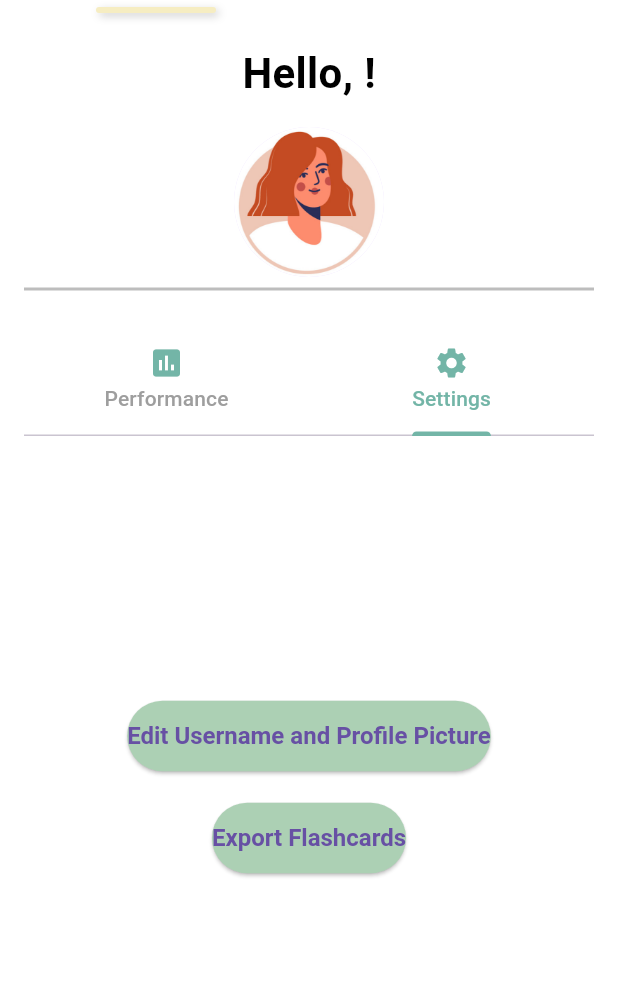
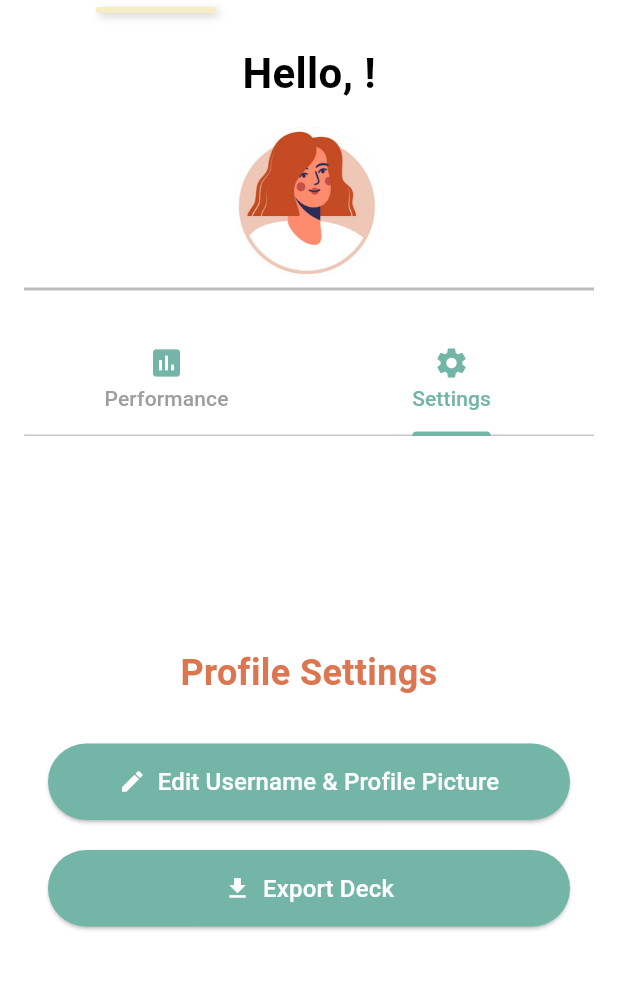
Before and after one commit to nyinj/studycard, a Flutter app: the ProfileTab screen opened directly, tab 2 chosen, on a phone screen of 412 x 824 dp, the part 98-1088 px from its top. Run offline on Flutter 3.47's test engine with Material 3 defaults, Android fonts, the phone set to English and light mode, and no system bars; our stand-ins replace flip_card, numberpicker, persistent_bottom_nav_bar, shared_preferences, sqflite; accounts and stored records are empty.

```diff
--- a/lib/database_helper.dart
+++ b/lib/database_helper.dart
@@ -1,3 +1,5 @@
+import 'dart:convert';
+
 import 'package:sqflite/sqflite.dart';
 import 'package:path/path.dart';
 import 'flashcard_model.dart';
@@ -138,16 +140,55 @@ class DatabaseHelper {
     whereArgs: [deckId],
   );
 
+  if (maps.isNotEmpty) {
     return List.generate(maps.length, (i) {
       return Flashcard.fromMap(maps[i]);
     });
+  } else {
+    print('No flashcards found for deck ID: $deckId');
+    return [];  // Return an empty list if no flashcards
+  }
+}
+Future<String?> exportDeckToJson(int deckId) async {
+  try {
+    // Get the deck and its flashcards
+    final deck = await getDeckById(deckId);
+    if (deck == null) {
+      return 'Deck not found';  // Early exit if deck is not found
+    }
+
+    final flashcards = await getFlashcardsByDeckId(deckId);
+
+    // Prepare deck data for export
+    Map<String, dynamic> exportData = {
+      'deck': deck,
+      'flashcards': flashcards.map((fc) => fc.toMap()).toList(),
+    };
+
+    // Convert to JSON string
+    return jsonEncode(exportData);
+  } catch (e) {
+    print("Error exporting deck: $e");
+    return 'Error exporting deck';
+  }
 }
 
   // Method to insert a flashcard
   Future<int> insertFlashcard(Flashcard flashcard) async {
   final db = await database;
-    return await db.insert('flashcards', flashcard.toMap());
+  try {
+    // Insert flashcard into the database
+    return await db.insert(
+      'flashcards',
+      flashcard.toMap(),
+      conflictAlgorithm: ConflictAlgorithm.replace,  // Handle conflicts by replacing
+    );
+  } catch (e) {
+    print("Error saving flashcard: $e");
+    rethrow; // Optionally, you can handle this differently, such as returning a specific value
   }
+}
+
 
   // Method to get all decks
   Future<List<Map<String, dynamic>>> getDecks() async {
@@ -155,20 +196,24 @@ class DatabaseHelper {
   return await db.query('decks');
 }
 
+
   // Method to get a deck by ID
-  Future<Map<String, dynamic>> getDeckById(int deckId) async {
+  Future<Map<String, dynamic>?> getDeckById(int deckId) async {
   final db = await database;
   final result = await db.query(
     'decks',
     where: 'id = ?',
     whereArgs: [deckId],
   );
+
   if (result.isNotEmpty) {
     return result.first;
   } else {
-      throw Exception('Deck not found');
+    print('Deck not found for ID: $deckId');
+    return null;  // Return null if deck not found
   }
 }
+
 
   // Method to insert a deck
   Future<int> insertDeck(
@@ -282,7 +327,7 @@ class DatabaseHelper {
     int weekday = now.weekday;
     startDate = now.subtract(Duration(days: weekday - 1));
   } else {
-      startDate = DateTime(now.year, now.month, 1);
+    startDate = DateTime(now.year, now.month, 1); // For 'This Month'
   }
 
   List<Map<String, dynamic>> results = await db.query(
@@ -290,8 +335,6 @@ class DatabaseHelper {
     where: 'timestamp >= ?',
     whereArgs: [startDate.toIso8601String()],
   );
-
-    print("Retrieved ${results.length} test results");
 
   int testsTaken = results.length;
   int flashcardsCreated = await getDistinctFlashcardsTitlesCount();
@@ -301,4 +344,5 @@ class DatabaseHelper {
     'tests_taken': testsTaken,
   };
 }
+
 }
--- a/lib/tabs/profile_settings.dart
+++ b/lib/tabs/profile_settings.dart
@@ -1,7 +1,7 @@
 import 'dart:convert';
 import 'dart:io';
 import 'package:flutter/material.dart';
-import 'package:file_picker/file_picker.dart';
+import 'package:path_provider/path_provider.dart';  // Import path_provider
 import 'package:studycards/database_helper.dart';
 import 'package:studycards/flashcard_model.dart';
 import 'package:studycards/onboard/username_screen.dart';
@@ -12,25 +12,54 @@ class ProfileSettings extends StatelessWidget {
 
   ProfileSettings({required this.onProfileUpdated});
 
-  Future<void> _exportFlashcards(BuildContext context) async {
+  // Export a deck of flashcards
+  Future<void> _exportDeck(BuildContext context) async {
     try {
-      // Step 1: Retrieve flashcards from the database
       final dbHelper = DatabaseHelper();
-      List<Flashcard> flashcards = await dbHelper.getAllFlashcards();
+      List<Map<String, dynamic>> decks = await dbHelper.getDecks();
 
-      // Debugging: Check if flashcards are being fetched
-      print('Fetched flashcards: ${flashcards.length}');
+      if (decks.isEmpty) {
+        ScaffoldMessenger.of(context).showSnackBar(
+          SnackBar(content: Text('No decks available for export.')),
+        );
+        return;
+      }
+
+      // Show a simple dialog to select a deck
+      final selectedDeck = await showDialog<Map<String, dynamic>>(
+        context: context,
+        builder: (context) {
+          return AlertDialog(
+            title: Text('Select Deck to Export'),
+            content: Column(
+              mainAxisSize: MainAxisSize.min,
+              children: decks.map((deck) {
+                return ListTile(
+                  title: Text(deck['title']),
+                  onTap: () {
+                    Navigator.pop(context, deck);
+                  },
+                );
+              }).toList(),
+            ),
+          );
+        },
+      );
+
+      if (selectedDeck == null) {
+        return; // User cancelled the selection
+      }
+
+      // Fetch flashcards for the selected deck
+      List<Flashcard> flashcards = await dbHelper.getFlashcardsByDeckId(selectedDeck['id']);
 
       if (flashcards.isEmpty) {
-        final snackBar = SnackBar(
-          content: Text('No flashcards to export.'),
-          duration: Duration(seconds: 2),
+        ScaffoldMessenger.of(context).showSnackBar(
+          SnackBar(content: Text('No flashcards in this deck to export.')),
         );
-        ScaffoldMessenger.of(context).showSnackBar(snackBar);
-        return; // Exit if no flashcards are found
+        return;
       }
 
-      // Step 2: Convert flashcards to a JSON-friendly structure
       List<Map<String, dynamic>> flashcardsData = flashcards.map((card) {
         return {
           'question': card.question,
@@ -40,72 +69,77 @@ class ProfileSettings extends StatelessWidget {
         };
       }).toList();
 
-      // Step 3: Convert the data to a JSON string
+      // Convert flashcards data to JSON string
       String jsonString = jsonEncode(flashcardsData);
 
-      // Debugging: Check the JSON string being created
-      print('JSON String: $jsonString');
+      // Print the JSON string to debug
+      print('JSON String for Export: $jsonString');
 
-      // Step 4: Use File Picker to allow user to select where to save
-      String? filePath = await FilePicker.platform.saveFile(
-        dialogTitle: 'Save Flashcards',
-        fileName: 'flashcards_export.json',
+      // Get the app's documents directory
+      final directory = await getApplicationDocumentsDirectory();
+      final filePath = '${directory.path}/deck_${selectedDeck['id']}_export.json';
+
+      // Save the JSON string to the file
+      final file = File(filePath);
+      await file.writeAsString(jsonString);
+
+      // Show a success message with the file path
+      ScaffoldMessenger.of(context).showSnackBar(
+        SnackBar(content: Text('Deck exported successfully to ${file.path}')),
       );
 
-      if (filePath != null) {
-        final file = File(filePath);
-        // Ensure the file path is not null before writing
-        if (await file.exists()) {
-          await file.writeAsString(jsonString);
-          // Show confirmation to the user
-          final snackBar = SnackBar(
-            content: Text('Flashcards exported successfully to ${file.path}'),
-          );
-          ScaffoldMessenger.of(context).showSnackBar(snackBar);
-        } else {
-          print('Error: File path is not valid');
-        }
-      } else {
-        // Handle case where no file path is chosen
-        print('No file selected');
-      }
-
-      // Return to the ProfileSettings screen after export
-      Navigator.pop(context);
+      // No need to navigate back, stay on the same screen
     } catch (e) {
-      // Handle any error that occurs
-      print('Error exporting flashcards: $e');
-      final snackBar = SnackBar(
-        content: Text('An error occurred while exporting flashcards.'),
+      print("Error during export: $e");
+      ScaffoldMessenger.of(context).showSnackBar(
+        SnackBar(content: Text('An error occurred while exporting the deck.')),
       );
-      ScaffoldMessenger.of(context).showSnackBar(snackBar);
     }
   }
 
   @override
   Widget build(BuildContext context) {
-    return Center(
+    return Padding(
+      padding: const EdgeInsets.all(16.0),
       child: Column(
         mainAxisAlignment: MainAxisAlignment.center,
+        crossAxisAlignment: CrossAxisAlignment.stretch,
         children: [
-          ElevatedButton(
+          Text(
+            'Profile Settings',
+            style: TextStyle(
+              fontSize: 24,
+              fontWeight: FontWeight.bold,
+              color: AppColors.red,
+            ),
+            textAlign: TextAlign.center,
+          ),
+          SizedBox(height: 30),
+          ElevatedButton.icon(
             onPressed: () => _navigateToUsernameScreen(context),
-            child: Text('Edit Username and Profile Picture'),
+            icon: Icon(Icons.edit, color: Colors.white),
+            label: Text(
+              'Edit Username & Profile Picture',
+              style: TextStyle(fontSize: 16),
+            ),
             style: ElevatedButton.styleFrom(
-              backgroundColor: AppColors.blueish,
+              backgroundColor: AppColors.blue,
               padding: EdgeInsets.symmetric(vertical: 14),
-              textStyle: TextStyle(fontSize: 16, fontWeight: FontWeight.bold),
+              foregroundColor: Colors.white,
             ),
           ),
           SizedBox(height: 20),
-          ElevatedButton(
-            onPressed: () =>
-                _exportFlashcards(context), // Trigger export function
-            child: Text('Export Flashcards'),
+          ElevatedButton.icon(
+            onPressed: () => _exportDeck(context),
+            icon: Icon(Icons.download, color: Colors.white),
+            label: Text(
+              'Export Deck',
+              style: TextStyle(fontSize: 16),
+            ),
             style: ElevatedButton.styleFrom(
-              backgroundColor: AppColors.blueish,
+              backgroundColor: AppColors.blue,
               padding: EdgeInsets.symmetric(vertical: 14),
-              textStyle: TextStyle(fontSize: 16, fontWeight: FontWeight.bold),
+              foregroundColor: Colors.white,
             ),
           ),
         ],
@@ -114,19 +148,17 @@ class ProfileSettings extends StatelessWidget {
   }
 
   Future<void> _navigateToUsernameScreen(BuildContext context) async {
-    print('Navigating to UsernameScreen...');
     final updatedData = await Navigator.push(
       context,
       MaterialPageRoute(
         builder: (context) => UsernameScreen(
           isEditMode: true,
-          onSave: onProfileUpdated, // Pass onProfileUpdated as onSave
+          onSave: onProfileUpdated,
         ),
       ),
     );
 
     if (updatedData != null) {
-      print('Profile updated: $updatedData');
       onProfileUpdated(
         updatedData['username'],
         updatedData['profile_picture'],
--- a/lib/tabs/your_flashcards.dart
+++ b/lib/tabs/your_flashcards.dart
@@ -41,8 +41,8 @@ class _YourFlashcardsScreenState extends State<YourFlashcardsScreen> {
       final flashcards = await _databaseHelper.getFlashcardsByDeckId(widget.deckId);
 
       setState(() {
-        _deckTitle = deck['title'];
-        _deckDescription = deck['description'];
+        _deckTitle = deck?['title'];
+        _deckDescription = deck?['description'];
         _flashcards = flashcards;
 
         // Initialize the note controllers for each flashcard
--- a/pubspec.yaml
+++ b/pubspec.yaml
@@ -69,6 +69,8 @@ flutter_launcher_icons:
   image_path: "assets/app_icon.png"  # Path to your icon
   min_sdk_android: 21
   remove_alpha_ios: true
+  adaptive_icon_background: "#ffffff"  # Set a background color here
+  adaptive_icon_foreground: "assets/app_icon.png"
 
 # The following section is specific to Flutter packages.
 flutter:
```
Also changed, not shown: lib/tabs/flashcards_tab.dart (+5 -5 lines), lib/tabs/your_test.dart (+15 -3 lines), 4 other files. Lines whose indentation alone changed are shown as unchanged.
